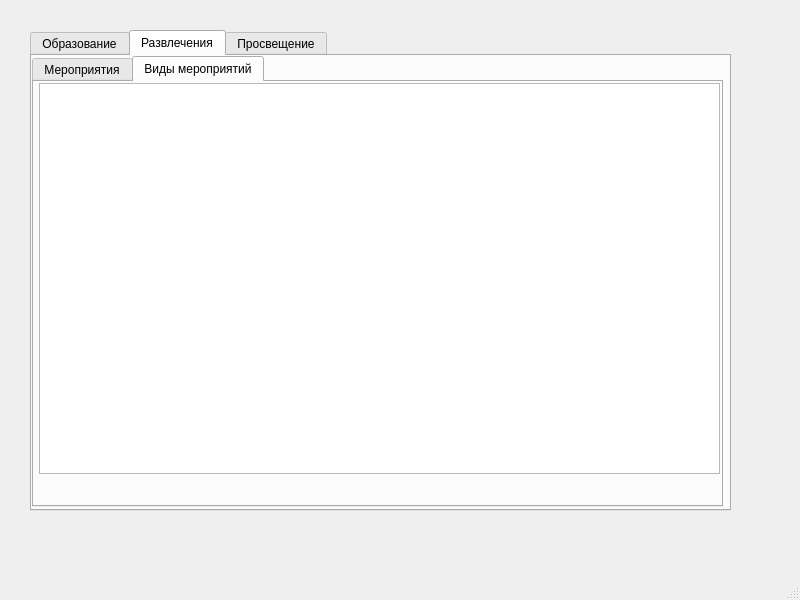
Old version of the form ui.ui in the repository artBatamirov/NTO_2023.
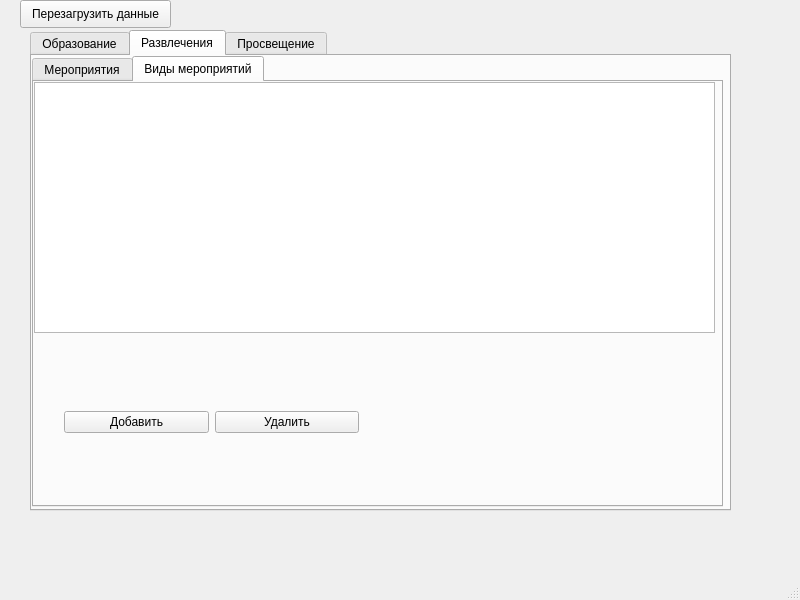
New version of the form. The open tabs and pages were chosen to show the change.

Commit message: add ui add button and data tables

```diff
--- a/ui.ui
+++ b/ui.ui
@@ -82,16 +82,48 @@
           <attribute name="title">
            <string>Виды мероприятий</string>
           </attribute>
-          <widget class="QTableWidget" name="tableWidget">
+          <widget class="QTableView" name="tableView">
            <property name="geometry">
             <rect>
-             <x>5</x>
-             <y>1</y>
+             <x>0</x>
+             <y>0</y>
              <width>681</width>
-             <height>391</height>
+             <height>251</height>
             </rect>
            </property>
           </widget>
+          <widget class="QWidget" name="horizontalLayoutWidget_2">
+           <property name="geometry">
+            <rect>
+             <x>30</x>
+             <y>300</y>
+             <width>295</width>
+             <height>80</height>
+            </rect>
+           </property>
+           <layout class="QHBoxLayout" name="horizontalLayout_2">
+            <item>
+             <widget class="QPushButton" name="add_btn_2_2">
+              <property name="text">
+               <string>Добавить</string>
+              </property>
+              <attribute name="buttonGroup">
+               <string notr="true">buttonGroup2_2</string>
+              </attribute>
+             </widget>
+            </item>
+            <item>
+             <widget class="QPushButton" name="del_btn_2_2">
+              <property name="text">
+               <string>Удалить</string>
+              </property>
+              <attribute name="buttonGroup">
+               <string notr="true">buttonGroup2_2</string>
+              </attribute>
+             </widget>
+            </item>
+           </layout>
+          </widget>
          </widget>
         </widget>
        </widget>
@@ -147,6 +179,19 @@
      </item>
     </layout>
    </widget>
+   <widget class="QPushButton" name="reload_btn">
+    <property name="geometry">
+     <rect>
+      <x>20</x>
+      <y>0</y>
+      <width>151</width>
+      <height>28</height>
+     </rect>
+    </property>
+    <property name="text">
+     <string>Перезагрузить данные</string>
+    </property>
+   </widget>
   </widget>
   <widget class="QMenuBar" name="menubar">
    <property name="geometry">
```
Left out of the diff: 140 changed lines with no effect on the pictures. The commit also changes 2 other files.
